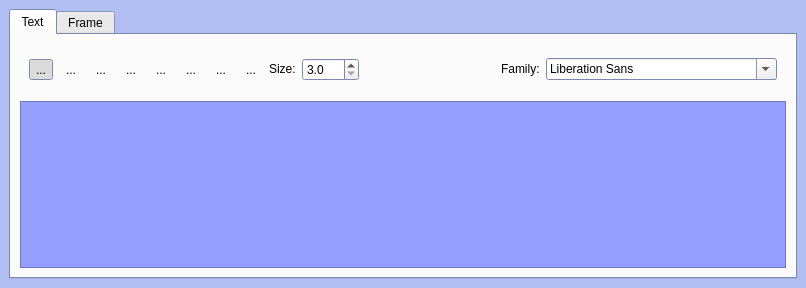
First picture: the form in mscore/mscore/textpalette.ui, repository musescore/musescore-old, before the edit.
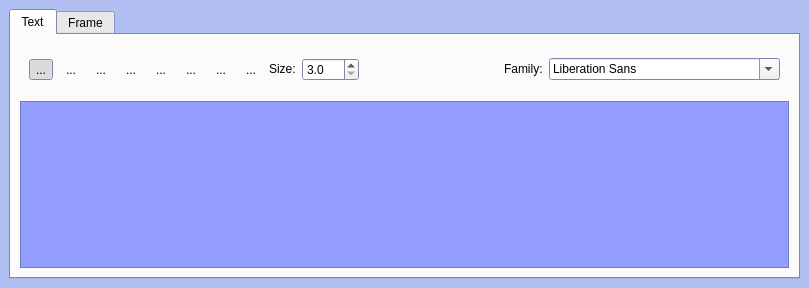
Second picture: the form after the edit. The open tabs and pages were chosen to show the change. Icons and pictures are not drawn. Custom widgets are drawn as their Qt base class.

Commit message: make F2 panel moveable on windows

The edit to the form file:
```diff
--- a/mscore/mscore/textpalette.ui
+++ b/mscore/mscore/textpalette.ui
@@ -5,7 +5,7 @@
    <rect>
     <x>0</x>
     <y>0</y>
-    <width>806</width>
+    <width>809</width>
     <height>288</height>
    </rect>
   </property>
```
Left out of the diff: 2 changed lines with no effect on the pictures. The commit also changes 2 other files.
